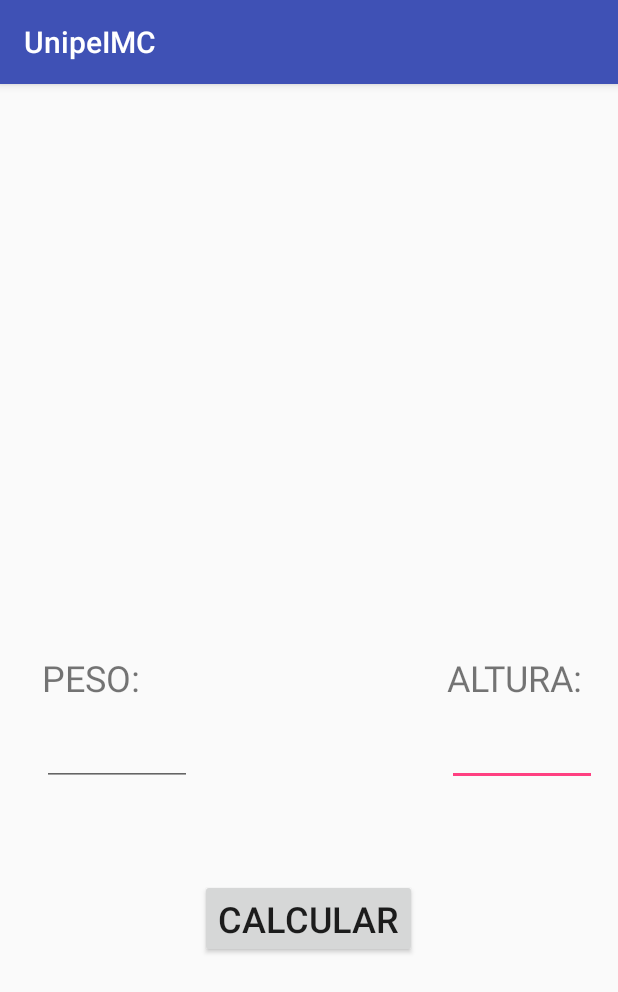
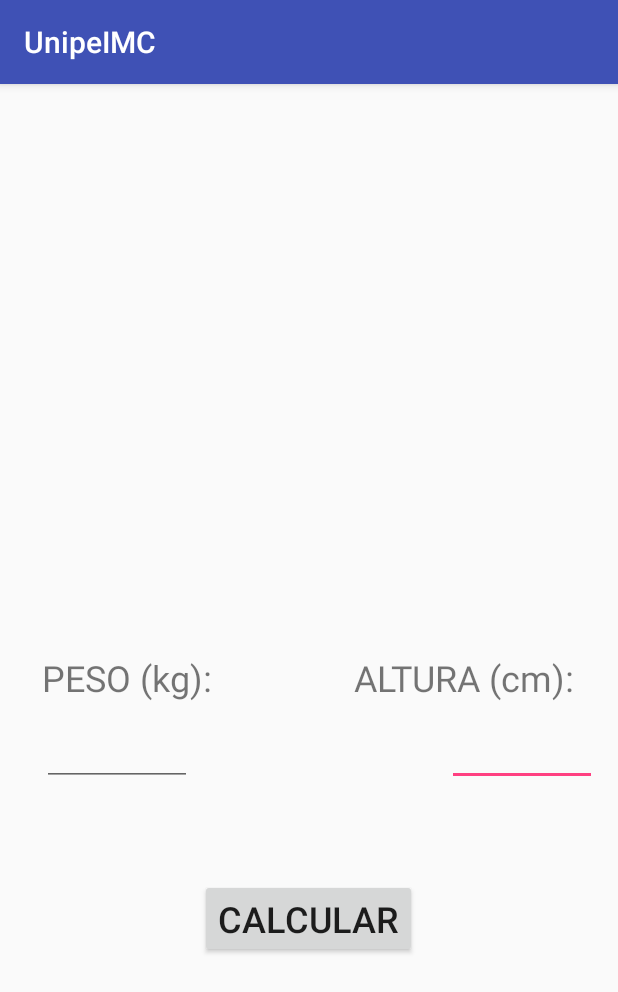
Before and after one commit to OKivuu/unipe-2018-imc, an Android app: the MainActivity screen opened directly, with no data from a screen before it, on a phone screen of 412 x 824 dp. Shown: the top 992 px of the screen. Run offline under Robolectric (Android 15) with nearby library versions, the phone set to English and light mode, and no system bars.

Commit message:
Alterando labels dos campos Peso e Altura

```diff
--- a/app/src/main/res/layout/activity_main.xml
+++ b/app/src/main/res/layout/activity_main.xml
@@ -9,12 +9,12 @@
 
     <TextView
         android:id="@+id/textViewPeso"
-        android:layout_width="96dp"
+        android:layout_width="146dp"
         android:layout_height="43dp"
         android:layout_above="@+id/editTextPeso"
         android:layout_alignLeft="@+id/editTextPeso"
         android:layout_alignStart="@+id/editTextPeso"
-        android:text="PESO:"
+        android:text="PESO (kg):"
         android:textSize="24sp" />
 
     <EditText
@@ -53,12 +53,12 @@
 
     <TextView
         android:id="@+id/textViewAltura"
-        android:layout_width="112dp"
+        android:layout_width="162dp"
         android:layout_height="43dp"
         android:layout_above="@+id/editTextAltura"
-        android:layout_alignLeft="@+id/editTextAltura"
-        android:layout_alignStart="@+id/editTextAltura"
-        android:text="ALTURA:"
+        android:layout_alignEnd="@+id/editTextAltura"
+        android:layout_alignRight="@+id/editTextAltura"
+        android:text="ALTURA (cm):"
         android:textSize="24sp" />
 
 </RelativeLayout>
```
